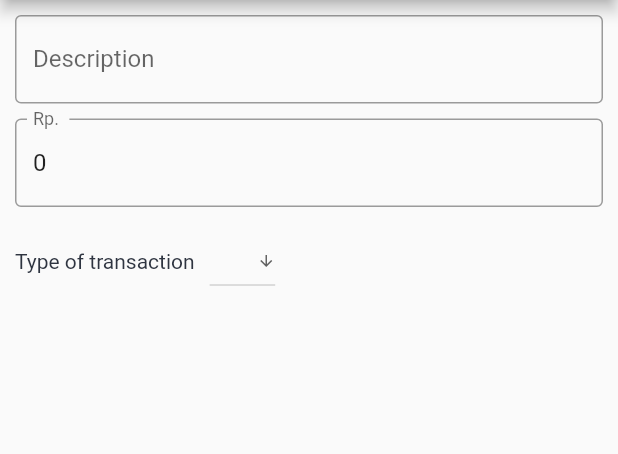
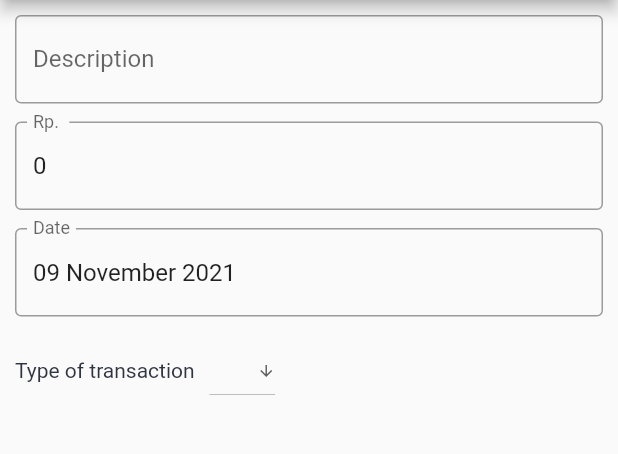
Before and after one commit to aldihsuhandi/cashflow, a Flutter app: the UpdateScreen screen opened directly with empty values, on a phone screen of 412 x 824 dp, the part 84-538 px from its top. Run offline on Flutter 3.47's test engine with Material 2 defaults, Android fonts, the phone set to English and light mode, and no system bars; our stand-ins replace hexcolor, sqflite; accounts and stored records are empty.

Commit message:
adding date and time to entry

```diff
--- a/lib/controller/entrycontroller.dart
+++ b/lib/controller/entrycontroller.dart
@@ -5,12 +5,12 @@ import 'package:cashflow/model/entry.dart';
 
 class EntryController {
   final dbHelper = DatabaseHelper.instance;
-  void insert(String description, int money, String type) async {
+  void insert(String description, int money, String type, DateTime date) async {
     print(description);
     print(money);
     print(type);
-    Entry entry =
-        Entry(id: 0, description: description, money: money, type: type);
+    Entry entry = Entry(
+        id: 0, description: description, money: money, type: type, date: date);
     dbHelper.saveEntry(entry);
   }
 
@@ -26,13 +26,18 @@ class EntryController {
     return entries;
   }
 
-  void update(int id, String description, int money, String type) {
-    Entry entry =
-        Entry(id: id, description: description, money: money, type: type);
+  void update(
+      int id, String description, int money, String type, DateTime date) {
+    Entry entry = Entry(
+        id: id, description: description, money: money, type: type, date: date);
     dbHelper.updateEntry(entry);
   }
 
   void delete(int id) {
     dbHelper.deleteEntry(id);
   }
+
+  void export() async {
+    List<Entry> entries = await getEntry();
+  }
 }
--- a/lib/database/databasehelper.dart
+++ b/lib/database/databasehelper.dart
@@ -37,7 +37,8 @@ class DatabaseHelper {
           id INTEGER PRIMARY KEY AUTOINCREMENT,
           description TEXT NOT NULL,
           money INTEGER NOT NULL,
-          type TEXT NOT NULL
+          type TEXT NOT NULL,
+          date TEXT NOT NULL
         )''');
   }
 
@@ -46,11 +47,12 @@ class DatabaseHelper {
     String entryDesc = entry.description;
     int entryMoney = entry.money;
     String entryType = entry.type;
+    String entryDate = entry.date.toString();
     var dbInstance = await database;
     await dbInstance.transaction((txn) async {
       return await txn.rawInsert('''
-          INSERT INTO entries(description, money, type)
-          VALUES ('$entryDesc', '$entryMoney', '$entryType')
+          INSERT INTO entries(description, money, type, date)
+          VALUES ('$entryDesc', '$entryMoney', '$entryType', '$entryDate')
         ''');
     });
   }
@@ -64,7 +66,8 @@ class DatabaseHelper {
           id: maps[i]['id'],
           description: maps[i]['description'],
           money: maps[i]['money'],
-          type: maps[i]['type']);
+          type: maps[i]['type'],
+          date: DateTime.parse(maps[i]['date']));
     });
   }
 
--- a/lib/model/entry.dart
+++ b/lib/model/entry.dart
@@ -3,23 +3,27 @@ class Entry {
   late String description;
   late int money;
   late String type;
+  late DateTime date;
 
   Entry(
       {required this.id,
       required this.description,
       required this.money,
-      required this.type});
+      required this.type,
+      required this.date});
 
   Entry.fromEntry(Entry e) {
     description = e.description;
     money = e.money;
     type = e.type;
+    date = e.date;
   }
 
   Entry.fromMap(Map map) {
     description = map[description];
     money = map[money];
     type = map[type];
+    date = DateTime.parse(map[date]);
   }
 
   Map<String, dynamic> toMap() {
@@ -28,6 +32,7 @@ class Entry {
       'description': description,
       'money': money,
       'type': type,
+      'date': date.toString()
     };
   }
 }
--- a/lib/view/update.dart
+++ b/lib/view/update.dart
@@ -1,6 +1,7 @@
 // ignore_for_file: unnecessary_null_comparison
 
 import 'package:flutter/material.dart';
+import 'package:intl/intl.dart';
 
 import 'package:cashflow/controller/entrycontroller.dart';
 
@@ -9,12 +10,13 @@ class UpdateView extends StatelessWidget {
   final String description;
   final int money;
   final String type;
+  final DateTime date;
   // ignore: use_key_in_widget_constructors
-  const UpdateView(this.id, this.description, this.money, this.type);
+  const UpdateView(this.id, this.description, this.money, this.type, this.date);
 
   @override
   Widget build(BuildContext context) {
-    return UpdateScreen(id, description, money, type);
+    return UpdateScreen(id, description, money, type, date);
   }
 }
 
@@ -23,8 +25,10 @@ class UpdateScreen extends StatefulWidget {
   final String description;
   final int money;
   final String type;
+  final DateTime date;
   // ignore: use_key_in_widget_constructors
-  const UpdateScreen(this.id, this.description, this.money, this.type);
+  const UpdateScreen(
+      this.id, this.description, this.money, this.type, this.date);
 
   @override
   State<UpdateScreen> createState() => _UpdateScreen();
@@ -32,22 +36,53 @@ class UpdateScreen extends StatefulWidget {
 
 class _UpdateScreen extends State<UpdateScreen> {
   final EntryController _ec = EntryController();
+  final dateFormat = DateFormat("dd MMMM yyyy");
 
   TextEditingController descriptionController = TextEditingController();
   TextEditingController moneyController = TextEditingController();
+  TextEditingController dateController = TextEditingController();
+
+  late DateTime date;
+
+  bool _descriptionValid = true;
+  bool _moneyValid = true;
+  bool _dateValid = true;
 
   List<String> types = ["Credit", "Debit"];
   String typeVal = "";
   @override
   void initState() {
     super.initState();
+    date = widget.date;
     typeVal = widget.type;
     descriptionController.text = widget.description;
     moneyController.text = widget.money.toString();
+    dateController.text = dateFormat.format(date).toString();
   }
 
-  void update() {
-    if (moneyController.text == "" || descriptionController.text == "") {
+  void update(BuildContext context) {
+    bool isFinish = true;
+    setState(() {
+      _descriptionValid = true;
+      _moneyValid = true;
+      _dateValid = true;
+      if (descriptionController.text.isEmpty) {
+        isFinish = false;
+        _descriptionValid = false;
+      }
+
+      if (moneyController.text.isEmpty) {
+        isFinish = false;
+        _moneyValid = false;
+      }
+
+      if (dateController.text.isEmpty) {
+        isFinish = false;
+        _dateValid = false;
+      }
+    });
+
+    if (isFinish == false) {
       return;
     }
 
@@ -55,12 +90,24 @@ class _UpdateScreen extends State<UpdateScreen> {
     String description = descriptionController.text;
     int money = int.parse(moneyController.text);
     String type = typeVal;
-    _ec.update(id, description, money, type);
-    // _ec.insert(
-    //   descriptionController.text,
-    //   int.parse(moneyController.text),
-    //   typeVal,
-    // );
+    _ec.update(id, description, money, type, date);
+    Navigator.pop(context);
+  }
+
+  _selectDate(BuildContext context) async {
+    DateTime? newDate = await showDatePicker(
+      context: context,
+      initialDate: date,
+      firstDate: DateTime(2000),
+      lastDate: DateTime(2100),
+    );
+
+    if (newDate != null && newDate != date) {
+      setState(() {
+        date = newDate;
+        dateController.text = dateFormat.format(date).toString();
+      });
+    }
   }
 
   @override
@@ -85,8 +132,7 @@ class _UpdateScreen extends State<UpdateScreen> {
                 ),
                 child: TextButton(
                     onPressed: () {
-                      Navigator.pop(context);
-                      update();
+                      update(context);
                     },
                     child: const Text("Confirm",
                         style: TextStyle(color: Colors.white, fontSize: 10))),
@@ -100,15 +146,38 @@ class _UpdateScreen extends State<UpdateScreen> {
         child: Column(children: [
           TextField(
             controller: descriptionController,
-            decoration: const InputDecoration(
-                border: OutlineInputBorder(), labelText: 'Description'),
+            decoration: InputDecoration(
+              border: const OutlineInputBorder(),
+              labelText: 'Description',
+              errorText: _descriptionValid == true
+                  ? null
+                  : "Description Can't Be Empty",
+            ),
           ),
-          const SizedBox(height: 10),
+          const SizedBox(height: 12),
           TextField(
             controller: moneyController,
             keyboardType: TextInputType.number,
-            decoration: const InputDecoration(
-                border: OutlineInputBorder(), labelText: 'Rp. '),
+            decoration: InputDecoration(
+              border: const OutlineInputBorder(),
+              labelText: 'Rp. ',
+              errorText: _moneyValid == true ? null : "Money Can't Be Empty",
+            ),
+          ),
+          const SizedBox(height: 12),
+          TextField(
+            controller: dateController,
+            readOnly: true,
+            decoration: InputDecoration(
+              border: const OutlineInputBorder(),
+              labelText: 'Date',
+              errorText: _dateValid == true ? null : "Date Can't Be Empty",
+            ),
+            onTap: () {
+              Future.delayed(Duration.zero, () async {
+                _selectDate(context);
+              });
+            },
           ),
           const SizedBox(height: 12),
           Row(
--- a/pubspec.yaml
+++ b/pubspec.yaml
@@ -36,6 +36,7 @@ dependencies:
   hexcolor: ^2.0.5
   sqflite: ^2.0.0+4
   path_provider: ^2.0.6
+  datetime_picker_formfield: ^2.0.0
 
 dev_dependencies:
   flutter_test:
```
Also changed, not shown: lib/view/add.dart (+81 -13 lines), lib/view/home.dart (+20 -3 lines), pubspec.lock.
